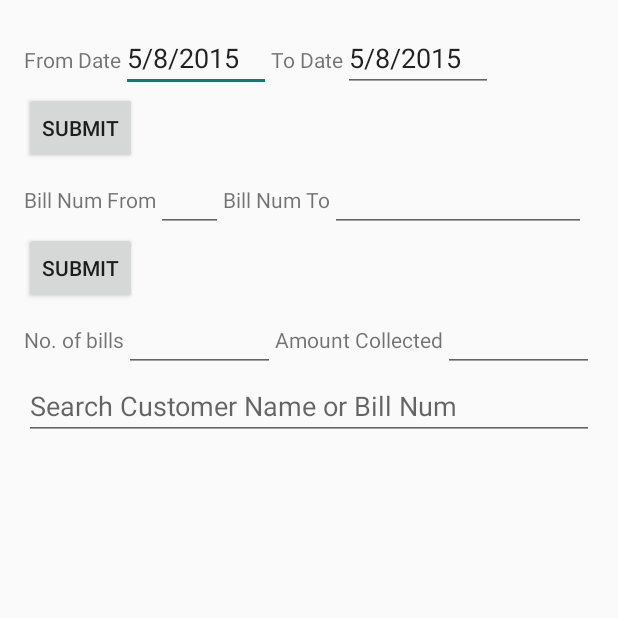
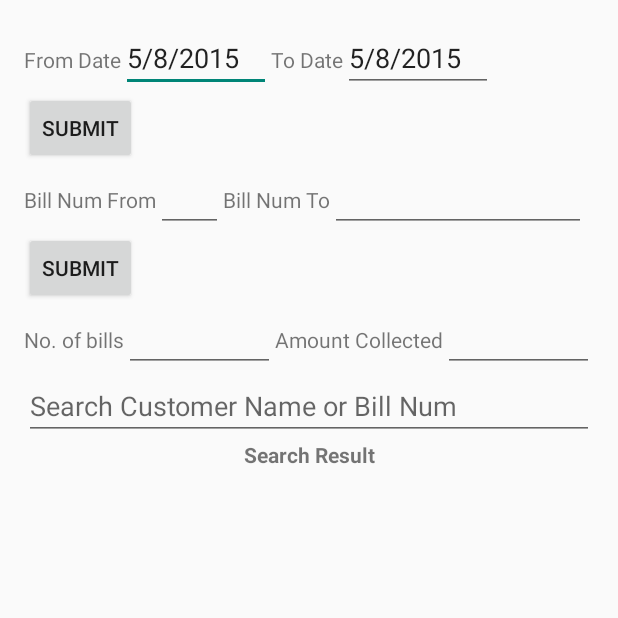
Before and after one commit to jayadn2/MyApplication, an Android app: the CollectionReportActivity screen opened directly, with no data from a screen before it, on a phone screen of 412 x 824 dp, the top half of it. Run offline under Robolectric (Android 15) with nearby library versions, the phone set to English and light mode, and no system bars.

Commit message:
Collection Report Implementation...

```diff
--- a/app/src/main/res/layout/activity_collection_report.xml
+++ b/app/src/main/res/layout/activity_collection_report.xml
@@ -126,16 +126,24 @@
         </LinearLayout>
 
     <LinearLayout
-        android:layout_width="fill_parent"
-        android:layout_height="wrap_content" android:orientation="horizontal">
+        android:layout_width="fill_parent" android:layout_gravity="center_horizontal"
+        android:layout_height="wrap_content" android:orientation="vertical">
 
         <EditText
-            android:layout_width="wrap_content"
+            android:layout_width="fill_parent"
             android:layout_height="wrap_content"
             android:ems="10"
             android:id="@+id/collectionFilterEditText"
             android:layout_weight="1"
             android:hint="Search Customer Name or Bill Num" />
+
+        <TextView
+            android:layout_width="fill_parent"
+            android:layout_height="wrap_content"
+            android:id="@+id/searchResultBasedOnTextView"
+            android:textStyle="bold"
+            android:text="@string/search_result"
+            android:gravity="center_horizontal" />
 
         </LinearLayout>
 
--- a/app/src/main/res/values/strings.xml
+++ b/app/src/main/res/values/strings.xml
@@ -41,4 +41,5 @@
     <string name="num_of_bills_found">No. of bills</string>
     <string name="amount_collected">Amount Collected</string>
     <string name="collection_date">Collection Date</string>
+    <string name="search_result">Search Result</string>
 </resources>
```
Also changed, not shown: app/src/main/java/com/actv/simpfo/myapplication/CollectionReportActivity.java (+17 -2 lines).
